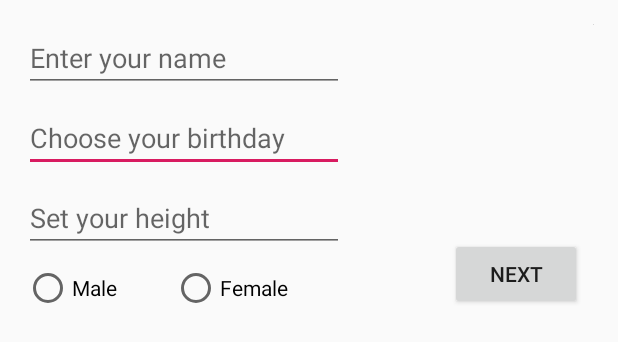
After one commit to allvays/OmniaDeMe, an Android app: the layout fragment_person_editor.xml on its own in the app's theme, with its tools: preview values and no code run, on a phone screen of 412 x 824 dp. The commit adds this screen. Shown: the top 342 px of the screen. Run offline under Robolectric (Android 15) with nearby library versions, the phone set to English and light mode, and no system bars.

Commit message:
Created Fragment
Created fragment .xml and fragment-class. Added dependency "appcompat" into the project.

```diff
--- a/app/build.gradle
+++ b/app/build.gradle
@@ -23,7 +23,9 @@ dependencies {
     implementation 'androidx.appcompat:appcompat:1.0.2'
     implementation 'com.google.android.material:material:1.0.0'
     implementation 'androidx.constraintlayout:constraintlayout:1.1.3'
+    implementation 'androidx.legacy:legacy-support-v4:1.0.0'
     testImplementation 'junit:junit:4.12'
     androidTestImplementation 'androidx.test:runner:1.1.1'
     androidTestImplementation 'androidx.test.espresso:espresso-core:3.1.1'
+    implementation 'androidx.appcompat:appcompat:1.1.0-alpha05'
 }
--- a/app/src/main/AndroidManifest.xml
+++ b/app/src/main/AndroidManifest.xml
@@ -1,5 +1,6 @@
 <?xml version="1.0" encoding="utf-8"?>
 <manifest xmlns:android="http://schemas.android.com/apk/res/android"
+    xmlns:tools="http://schemas.android.com/tools"
     package="com.example.omniademe">
 
     <application
@@ -8,9 +9,10 @@
         android:label="@string/app_name"
         android:roundIcon="@mipmap/ic_launcher_round"
         android:supportsRtl="true"
-        android:theme="@style/AppTheme">
+        android:theme="@style/AppTheme"
+        tools:ignore="GoogleAppIndexingWarning">
         <activity
-            android:name=".MainActivity"
+            android:name=".activities.MainActivity"
             android:label="@string/app_name">
             <intent-filter>
                 <action android:name="android.intent.action.MAIN" />
--- /dev/null
+++ b/app/src/main/res/layout/fragment_person_editor.xml
@@ -0,0 +1,100 @@
+<?xml version="1.0" encoding="utf-8"?>
+<androidx.constraintlayout.widget.ConstraintLayout xmlns:android="http://schemas.android.com/apk/res/android"
+    xmlns:app="http://schemas.android.com/apk/res-auto"
+    xmlns:tools="http://schemas.android.com/tools"
+    android:layout_width="match_parent"
+    android:layout_height="wrap_content"
+    tools:context=".fragments.PersonEditorFragment">
+
+
+
+        <EditText
+            android:id="@+id/birthdayEditText"
+            android:layout_width="wrap_content"
+            android:layout_height="wrap_content"
+            android:layout_marginStart="16dp"
+            android:layout_marginTop="8dp"
+            android:ems="10"
+            android:hint="Choose your birthday"
+            android:inputType="date"
+            app:layout_constraintStart_toStartOf="parent"
+            app:layout_constraintTop_toBottomOf="@+id/nameEditText" />
+
+        <EditText
+            android:id="@+id/nameEditText"
+            android:layout_width="wrap_content"
+            android:layout_height="wrap_content"
+            android:layout_marginStart="16dp"
+            android:layout_marginTop="16dp"
+            android:ems="10"
+            android:hint="Enter your name"
+            android:inputType="textPersonName"
+            app:layout_constraintStart_toStartOf="parent"
+            app:layout_constraintTop_toTopOf="parent" />
+
+        <EditText
+            android:id="@+id/heightEditText"
+            android:layout_width="wrap_content"
+            android:layout_height="wrap_content"
+            android:layout_marginStart="16dp"
+            android:layout_marginTop="8dp"
+            android:ems="10"
+            android:hint="Set your height"
+            android:inputType="numberSigned"
+            app:layout_constraintStart_toStartOf="parent"
+            app:layout_constraintTop_toBottomOf="@+id/birthdayEditText" />
+
+        <ImageView
+            android:id="@+id/setPicImage"
+            android:layout_width="wrap_content"
+            android:layout_height="wrap_content"
+            android:layout_marginTop="16dp"
+            android:layout_marginEnd="16dp"
+            app:layout_constraintEnd_toEndOf="parent"
+            app:layout_constraintTop_toTopOf="parent"
+            tools:src="@tools:sample/avatars[5]" />
+
+        <RadioGroup
+            android:layout_width="213dp"
+            android:layout_height="wrap_content"
+            android:layout_marginStart="16dp"
+            android:layout_marginTop="8dp"
+            android:orientation="horizontal"
+            app:layout_constraintStart_toStartOf="parent"
+            app:layout_constraintTop_toBottomOf="@+id/heightEditText">
+
+            <RadioButton
+                android:id="@+id/maleRB"
+                android:layout_width="wrap_content"
+                android:layout_height="wrap_content"
+                android:layout_weight="1"
+                android:text="Male" />
+
+            <RadioButton
+                android:id="@+id/femaleRB"
+                android:layout_width="wrap_content"
+                android:layout_height="wrap_content"
+                android:layout_weight="1"
+                android:text="Female"
+                android:textAlignment="textStart" />
+        </RadioGroup>
+
+        <Button
+            android:id="@+id/saveChangesButton"
+            android:layout_width="wrap_content"
+            android:layout_height="wrap_content"
+            android:layout_marginEnd="24dp"
+            android:layout_marginBottom="8dp"
+            android:text="Next"
+            app:layout_constraintBottom_toTopOf="@+id/guideline"
+            app:layout_constraintEnd_toEndOf="parent" />
+
+    <androidx.constraintlayout.widget.Guideline
+        android:id="@+id/guideline"
+        android:layout_width="wrap_content"
+        android:layout_height="wrap_content"
+        android:orientation="horizontal"
+        app:layout_constraintGuide_begin="215dp" />
+
+
+</androidx.constraintlayout.widget.ConstraintLayout>
--- a/app/src/main/res/menu/bottom_nav_menu.xml
+++ b/app/src/main/res/menu/bottom_nav_menu.xml
@@ -4,16 +4,16 @@
     <item
         android:id="@+id/navigation_home"
         android:icon="@drawable/ic_home_black_24dp"
-        android:title="@string/title_home" />
+        android:title="@string/title_home"/>
 
     <item
         android:id="@+id/navigation_dashboard"
         android:icon="@drawable/ic_dashboard_black_24dp"
-        android:title="@string/title_dashboard" />
+        android:title="@string/title_dashboard"/>
 
     <item
         android:id="@+id/navigation_notifications"
         android:icon="@drawable/ic_notifications_black_24dp"
-        android:title="@string/title_notifications" />
+        android:title="@string/title_notifications"/>
 
 </menu>
--- a/app/src/main/res/values/strings.xml
+++ b/app/src/main/res/values/strings.xml
@@ -3,4 +3,7 @@
     <string name="title_home">Home</string>
     <string name="title_dashboard">Dashboard</string>
     <string name="title_notifications">Notifications</string>
+
+    <!-- TODO: Remove or change this placeholder text -->
+    <string name="hello_blank_fragment">Hello blank fragment</string>
 </resources>
```
Also changed, not shown: app/src/main/java/com/example/omniademe/activities/MainActivity.java (renamed from app/src/main/java/com/example/omniademe/MainActivity.java, +2 -8 lines), app/src/main/java/com/example/omniademe/fragments/PersonEditorFragment.java (added, +112 -0 lines), app/src/main/res/drawable/ic_dashboard_black_24dp.xml (+5 -5 lines), app/src/main/res/drawable/ic_home_black_24dp.xml (+5 -5 lines), app/src/main/res/drawable/ic_notifications_black_24dp.xml (+5 -5 lines), app/src/main/res/layout/activity_main.xml (+4 -14 lines).
